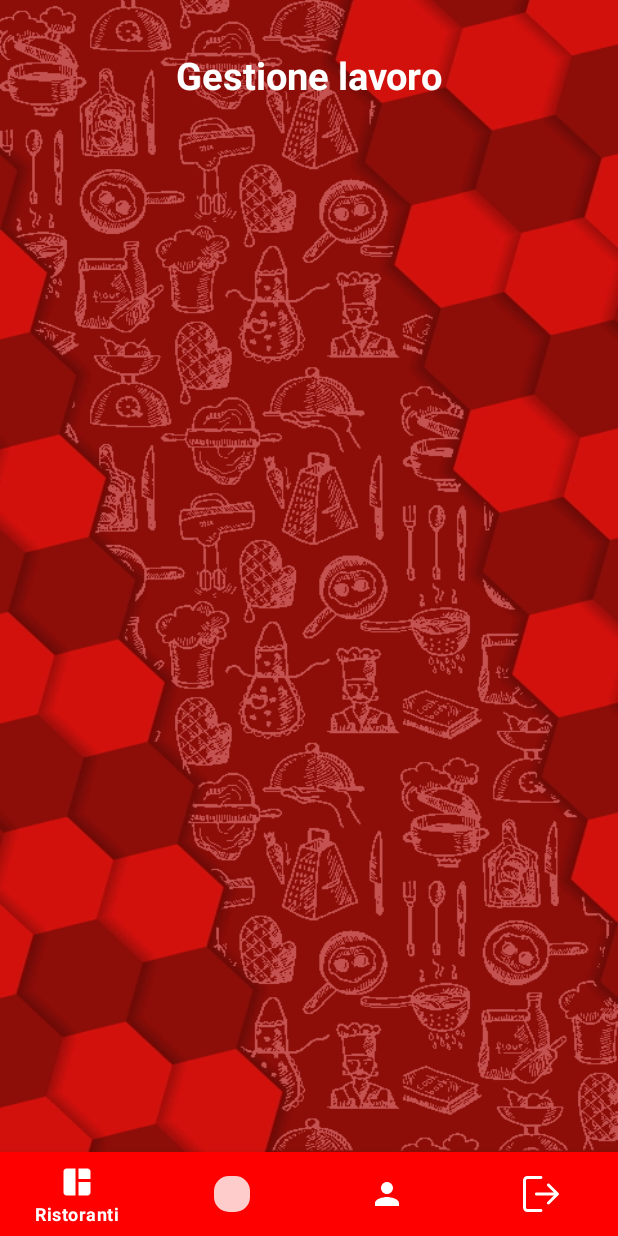
After one commit to MattSona99/ProgettoProgrammazione, an Android app: the FragmentLavoro screen opened through its navigation route, on a phone screen of 412 x 824 dp. The commit adds this screen. Run offline under Robolectric (Android 15) with nearby library versions, the phone set to English and light mode, and no system bars; our stand-ins replace Firebase (no records; nobody signed in at launch, a user with empty details on screens opened directly).

Commit message:
Creazione navGraph dipendente + altro

```diff
--- /dev/null
+++ b/app/src/main/java/com/example/progettoprogrammazione/fragment/FragmentLavoro.kt
@@ -0,0 +1,28 @@
+package com.example.progettoprogrammazione.fragment
+
+import android.os.Bundle
+import android.view.LayoutInflater
+import android.view.View
+import android.view.ViewGroup
+import androidx.fragment.app.Fragment
+import com.example.progettoprogrammazione.R
+import com.example.progettoprogrammazione.databinding.FragmentDipendenteBinding
+import com.example.progettoprogrammazione.databinding.FragmentLavoroBinding
+
+class FragmentLavoro : Fragment(){
+    private lateinit var binding:FragmentLavoroBinding
+
+    override fun onCreateView(
+        inflater: LayoutInflater, container: ViewGroup?,
+        savedInstanceState: Bundle?
+    ): View {
+        binding = FragmentLavoroBinding.inflate(layoutInflater)
+
+        return binding.root
+    }
+
+    override fun onViewCreated(view: View, savedInstanceState: Bundle?) {
+        super.onViewCreated(view, savedInstanceState)
+
+    }
+}
--- a/app/src/main/java/com/example/progettoprogrammazione/fragment/FragmentRistoranti.kt
+++ b/app/src/main/java/com/example/progettoprogrammazione/fragment/FragmentRistoranti.kt
@@ -24,7 +24,6 @@ class FragmentRistoranti : Fragment(), RestaurantClickListener, RestaurantUtils
     private lateinit var binding : FragmentRistorantiBinding
     private lateinit var adapter: RestaurantAdapter
 
-
     override var firebaseAuth: FirebaseAuth = FirebaseAuth.getInstance()
     override var firebaseDatabase: FirebaseDatabase = FirebaseDatabase.getInstance()
 
@@ -37,7 +36,6 @@ class FragmentRistoranti : Fragment(), RestaurantClickListener, RestaurantUtils
     ): View {
         binding = FragmentRistorantiBinding.inflate(layoutInflater)
 
-
         resturantDataViewModel= ViewModelProvider(requireActivity())[RestaurantViewModel::class.java]
         resturantDataViewModel.arrayListRistorantiLiveData.observe(viewLifecycleOwner){
             restArrayList = it
@@ -47,7 +45,6 @@ class FragmentRistoranti : Fragment(), RestaurantClickListener, RestaurantUtils
             binding.recycleView.adapter = adapter
             binding.recycleView.setHasFixedSize(true)
             adapter.notifyDataSetChanged()
-
 
         }
 
--- a/app/src/main/java/com/example/progettoprogrammazione/utente/FragmentUpgradeProprietario.kt
+++ b/app/src/main/java/com/example/progettoprogrammazione/utente/FragmentUpgradeProprietario.kt
@@ -24,9 +24,7 @@ class FragmentUpgradeProprietario : Fragment(), UserUtil, RestaurantUtils {
     override var firebaseAuth: FirebaseAuth = FirebaseAuth.getInstance()
     override var firebaseDatabase: FirebaseDatabase = FirebaseDatabase.getInstance()
 
-    private lateinit var resturantDataViewModel: RestaurantViewModel
     private lateinit var restaurantData: Restaurant
-    private lateinit var restArrayList: ArrayList<Restaurant>
 
     override fun onCreateView(
         inflater: LayoutInflater,
--- /dev/null
+++ b/app/src/main/res/layout/fragment_lavoro.xml
@@ -0,0 +1,61 @@
+<?xml version="1.0" encoding="utf-8"?>
+<FrameLayout xmlns:android="http://schemas.android.com/apk/res/android"
+    xmlns:app="http://schemas.android.com/apk/res-auto"
+    xmlns:tools="http://schemas.android.com/tools"
+    android:layout_width="match_parent"
+    android:layout_height="match_parent"
+    android:orientation="vertical"
+    tools:context=".fragment.FragmentLavoro">
+
+    <ScrollView
+        android:id="@+id/scrollWork"
+        android:layout_width="match_parent"
+        android:layout_height="match_parent"
+        android:background="@drawable/scrollviewborder"
+        android:fillViewport="true"
+        app:layout_constraintBottom_toBottomOf="parent"
+        app:layout_constraintEnd_toEndOf="parent"
+        app:layout_constraintStart_toStartOf="parent"
+        app:layout_constraintTop_toTopOf="parent">
+
+        <androidx.constraintlayout.widget.ConstraintLayout
+            android:layout_width="match_parent"
+            android:layout_height="match_parent">
+
+
+            <ImageView
+                android:id="@+id/splashscreen"
+                android:layout_width="0dp"
+                android:layout_height="0dp"
+                android:scaleType="fitXY"
+                app:layout_constraintBottom_toBottomOf="parent"
+                app:layout_constraintEnd_toEndOf="parent"
+                app:layout_constraintHorizontal_bias="1.0"
+                app:layout_constraintStart_toStartOf="parent"
+                app:layout_constraintTop_toTopOf="parent"
+                app:layout_constraintVertical_bias="0.0"
+                app:srcCompat="@drawable/background_splash" />
+
+            <RelativeLayout
+                android:id="@+id/relativeLayoutL"
+                android:layout_width="match_parent"
+                android:layout_height="100dp"
+                android:gravity="center"
+                app:layout_constraintEnd_toEndOf="parent"
+                app:layout_constraintStart_toStartOf="parent"
+                app:layout_constraintTop_toTopOf="parent">
+
+                <TextView
+                    android:id="@+id/gestisciL"
+                    android:layout_width="wrap_content"
+                    android:layout_height="wrap_content"
+                    android:text="Gestione lavoro"
+                    android:textColor="@color/white"
+                    android:textSize="25dp"
+                    android:textStyle="bold" />
+            </RelativeLayout>
+
+
+        </androidx.constraintlayout.widget.ConstraintLayout>
+    </ScrollView>
+</FrameLayout>
--- a/app/src/main/res/menu/navbar_employee.xml
+++ b/app/src/main/res/menu/navbar_employee.xml
@@ -1,17 +1,22 @@
 <?xml version="1.0" encoding="utf-8"?>
 <menu xmlns:android="http://schemas.android.com/apk/res/android">
     <item
-        android:id="@+id/ic_work"
+        android:id="@+id/ic_ristorantiD"
+        android:icon="@drawable/ic_ristoranti"
+        android:title="Ristoranti" />
+
+    <item
+        android:id="@+id/ic_workD"
         android:icon="@drawable/white_button"
         android:title="Lavoro"/>
 
     <item
-        android:id="@+id/ic_profile"
+        android:id="@+id/ic_profileD"
         android:icon="@drawable/ic_profile"
         android:title="Profilo"/>
 
     <item
-        android:id="@+id/ic_logout"
+        android:id="@+id/ic_logoutD"
         android:icon="@drawable/ic_logout"
         android:title="Logout"/>
 </menu>
--- a/app/src/main/res/navigation/nav_dipendente.xml
+++ b/app/src/main/res/navigation/nav_dipendente.xml
@@ -3,30 +3,59 @@
     xmlns:app="http://schemas.android.com/apk/res-auto"
     xmlns:tools="http://schemas.android.com/tools"
     android:id="@+id/nav_dipendente"
-    app:startDestination="@id/fragmentRistoranti">
-
+    app:startDestination="@id/RistorantiD">
 
     <action
         android:id="@+id/Profilo_D"
-        app:destination="@+id/fragmentProfilo"
-        app:enterAnim="@anim/nav_default_enter_anim"
-        app:exitAnim="@anim/nav_default_exit_anim"
-        app:popEnterAnim="@anim/nav_default_pop_enter_anim"
-        app:popExitAnim="@anim/nav_default_pop_exit_anim" />
-
-    <action
-        android:id="@+id/Ristoranti_R"
-        app:destination="@+id/fragmentRistoranti"
+        app:destination="@+id/fragmentProfiloD"
         app:enterAnim="@anim/nav_default_enter_anim"
         app:exitAnim="@anim/nav_default_exit_anim"
         app:popEnterAnim="@anim/nav_default_pop_enter_anim"
         app:popExitAnim="@anim/nav_default_pop_exit_anim" />
 
     <fragment
-        android:id="@+id/fragmentProfilo"
+        android:id="@+id/fragmentProfiloD"
         android:name="com.example.progettoprogrammazione.fragment.FragmentProfilo"
-        android:label="fragment_profilo"
+        android:label="fragment_profilo_d"
         tools:layout="@layout/fragment_profilo" />
+
+    <action
+        android:id="@+id/ristoranti_D"
+        app:destination="@+id/RistorantiD"
+        app:enterAnim="@anim/nav_default_enter_anim"
+        app:exitAnim="@anim/nav_default_exit_anim"
+        app:popEnterAnim="@anim/nav_default_pop_enter_anim"
+        app:popExitAnim="@anim/nav_default_pop_exit_anim" />
+
+    <fragment
+        android:id="@+id/RistorantiD"
+        android:name="com.example.progettoprogrammazione.fragment.FragmentRistoranti"
+        android:label="fragment_ristoranti"
+        tools:layout="@layout/fragment_ristoranti" >
+        <action
+            android:id="@+id/action_fragmentRistorantiD_to_restaurantDetailD"
+            app:destination="@id/restaurantDetailD" />
+    </fragment>
+
+    <fragment
+        android:id="@+id/restaurantDetailD"
+        android:name="com.example.progettoprogrammazione.ristorante.RestaurantDetail"
+        android:label="RestaurantDetail"
+        tools:layout="@layout/fragment_restaurant_detail"/>
+
+    <action
+        android:id="@+id/lavoro_D"
+        app:destination="@+id/fragmentLavoro"
+        app:enterAnim="@anim/nav_default_enter_anim"
+        app:exitAnim="@anim/nav_default_exit_anim"
+        app:popEnterAnim="@anim/nav_default_pop_enter_anim"
+        app:popExitAnim="@anim/nav_default_pop_exit_anim" />
+
+    <fragment
+        android:id="@+id/fragmentLavoro"
+        android:name="com.example.progettoprogrammazione.fragment.FragmentLavoro"
+        android:label="fragment_lavoro"
+        tools:layout="@layout/fragment_lavoro" />
 
 
 </navigation>
```
Also changed, not shown: app/src/main/java/com/example/progettoprogrammazione/activity/EmployeeActivity.kt (+13 -5 lines), app/src/main/java/com/example/progettoprogrammazione/dipendente/DipendenteDetail.kt (+7 -1 lines), app/src/main/java/com/example/progettoprogrammazione/fragment/FragmentDipendente.kt (+7 -29 lines), app/src/main/java/com/example/progettoprogrammazione/models/Dipendente.kt (+11 -9 lines), app/src/main/java/com/example/progettoprogrammazione/utente/FragmentUpgradeDipendente.kt (+76 -33 lines), app/src/main/java/com/example/progettoprogrammazione/utils/DipendenteUtil.kt (+7 -5 lines), app/src/main/java/com/example/progettoprogrammazione/viewmodels/DipendentiViewModel.kt (added, +8 -0 lines).
